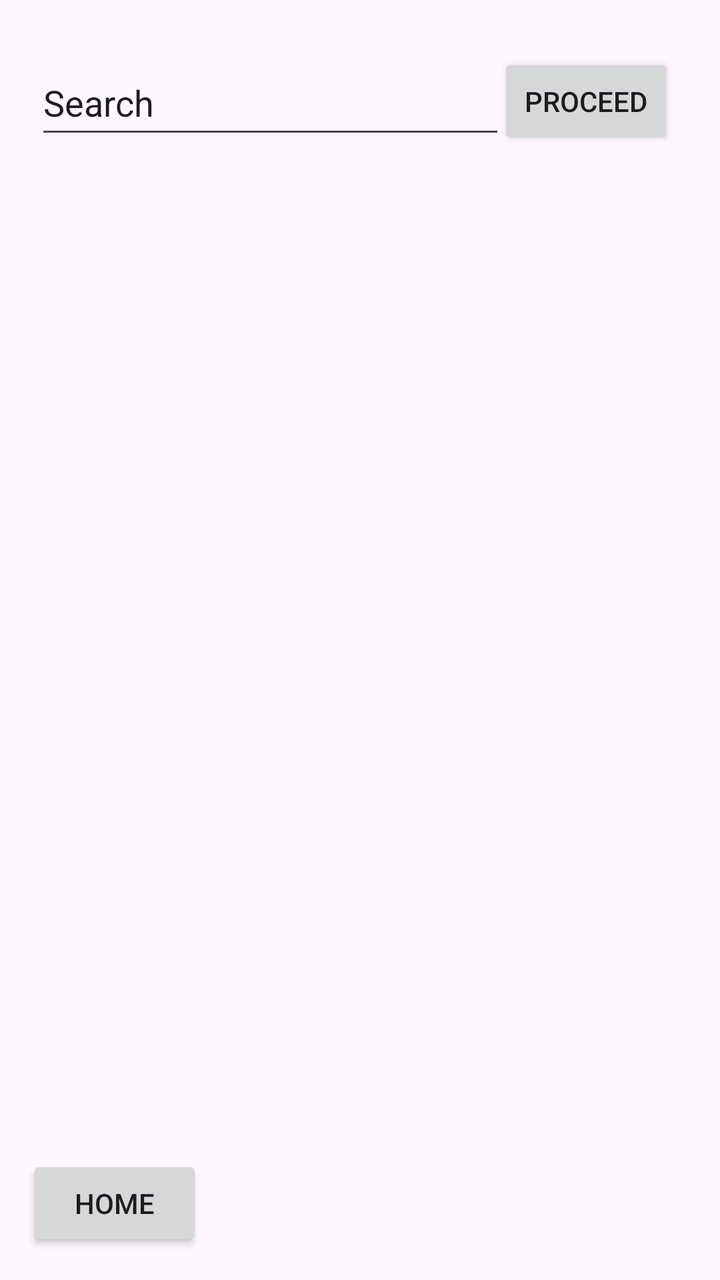
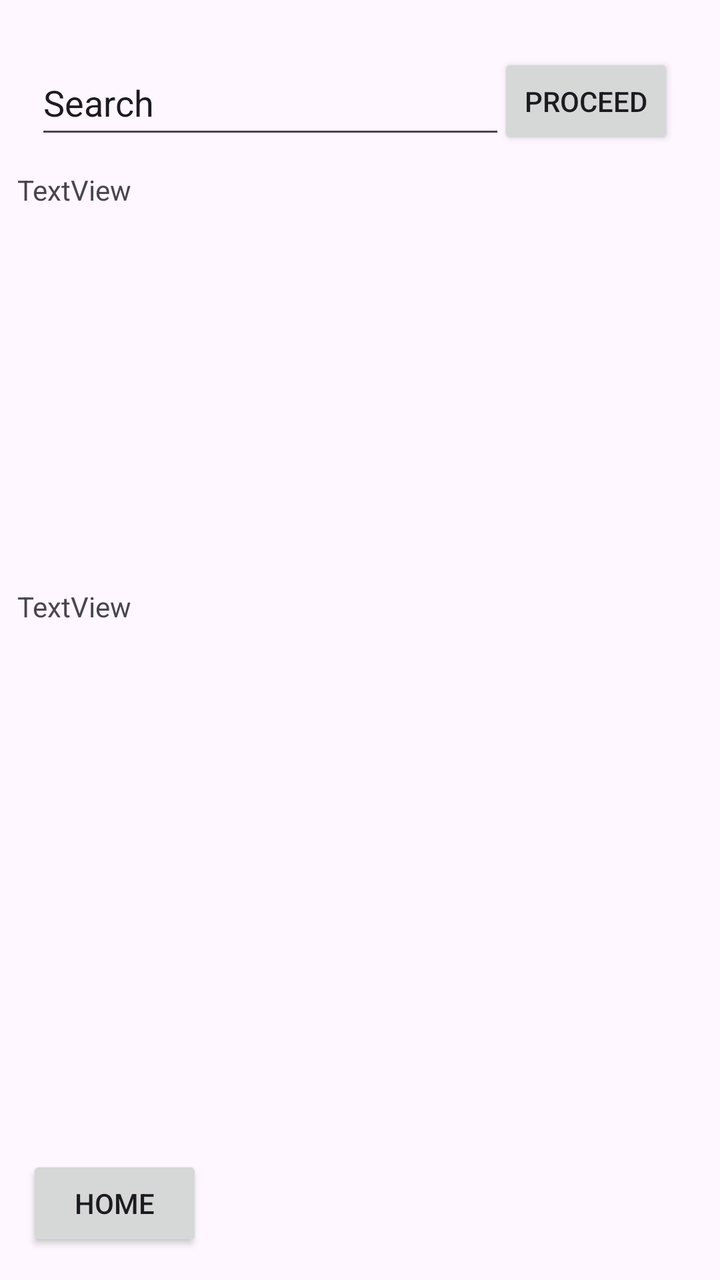

Screens rendered from an Android XML layout before and after an edit, with the pre-edit source and the edit as a unified diff.
<!-- AndroidManifest.xml: application theme Theme.Lab03 -->
<!-- res/layout/activity_display_note.xml -->
<?xml version="1.0" encoding="utf-8"?>
<androidx.constraintlayout.widget.ConstraintLayout xmlns:android="http://schemas.android.com/apk/res/android"
    xmlns:app="http://schemas.android.com/apk/res-auto"
    xmlns:tools="http://schemas.android.com/tools"
    android:id="@+id/main"
    android:layout_width="match_parent"
    android:layout_height="match_parent"
    tools:context=".DisplayNoteActivity">

    <EditText
        android:id="@+id/SearchBarDSPN"
        android:layout_width="235dp"
        android:layout_height="49dp"
        android:ems="10"
        android:inputType="text"
        android:text="Search"
        app:layout_constraintBottom_toBottomOf="parent"
        app:layout_constraintEnd_toEndOf="parent"
        app:layout_constraintHorizontal_bias="0.142"
        app:layout_constraintStart_toStartOf="parent"
        app:layout_constraintTop_toTopOf="parent"
        app:layout_constraintVertical_bias="0.043" />

    <Button
        android:id="@+id/searchBtnActDispNote"
        android:layout_width="wrap_content"
        android:layout_height="wrap_content"
        android:text="Proceed"
        app:layout_constraintBottom_toBottomOf="parent"
        app:layout_constraintEnd_toEndOf="parent"
        app:layout_constraintHorizontal_bias="0.916"
        app:layout_constraintStart_toStartOf="parent"
        app:layout_constraintTop_toTopOf="parent"
        app:layout_constraintVertical_bias="0.045" />

    <Button
        android:id="@+id/BackHomeDispNote"
        android:layout_width="wrap_content"
        android:layout_height="wrap_content"
        android:text="Home"
        app:layout_constraintBottom_toBottomOf="parent"
        app:layout_constraintEnd_toEndOf="parent"
        app:layout_constraintHorizontal_bias="0.049"
        app:layout_constraintStart_toStartOf="parent"
        app:layout_constraintTop_toTopOf="parent"
        app:layout_constraintVertical_bias="0.976" />

    <ProgressBar
        android:id="@+id/progressBarDNA"
        style="?android:attr/progressBarStyle"
        android:layout_width="wrap_content"
        android:layout_height="wrap_content"
        app:layout_constraintBottom_toBottomOf="parent"
        app:layout_constraintEnd_toEndOf="parent"
        app:layout_constraintHorizontal_bias="0.5"
        app:layout_constraintStart_toStartOf="parent"
        app:layout_constraintTop_toTopOf="parent"
        app:layout_constraintVertical_bias="0.5" />
</androidx.constraintlayout.widget.ConstraintLayout>
<!-- resources referenced by this layout -->
<resources>
  <style name="Theme.Lab03" parent="Base.Theme.Lab03" />
  <style name="Base.Theme.Lab03" parent="Theme.Material3.DayNight.NoActionBar">
          
          
      </style>
</resources>

<!-- the commit's change to res/layout/activity_display_note.xml (unified diff, before → after) -->
@@ -52,8 +52,30 @@
         android:layout_height="wrap_content"
         app:layout_constraintBottom_toBottomOf="parent"
         app:layout_constraintEnd_toEndOf="parent"
-        app:layout_constraintHorizontal_bias="0.5"
+        app:layout_constraintHorizontal_bias="0.955"
         app:layout_constraintStart_toStartOf="parent"
         app:layout_constraintTop_toTopOf="parent"
-        app:layout_constraintVertical_bias="0.5" />
+        app:layout_constraintVertical_bias="0.976" />
+
+    <TextView
+        android:id="@+id/textNoteDisplay1"
+        android:layout_width="343dp"
+        android:layout_height="216dp"
+        android:text="TextView"
+        app:layout_constraintBottom_toBottomOf="parent"
+        app:layout_constraintEnd_toEndOf="parent"
+        app:layout_constraintStart_toStartOf="parent"
+        app:layout_constraintTop_toTopOf="parent"
+        app:layout_constraintVertical_bias="0.201" />
+
+    <TextView
+        android:id="@+id/textNoteDisplay2"
+        android:layout_width="343dp"
+        android:layout_height="216dp"
+        android:text="TextView"
+        app:layout_constraintBottom_toBottomOf="parent"
+        app:layout_constraintEnd_toEndOf="parent"
+        app:layout_constraintStart_toStartOf="parent"
+        app:layout_constraintTop_toTopOf="parent"
+        app:layout_constraintVertical_bias="0.693" />
 </androidx.constraintlayout.widget.ConstraintLayout>
